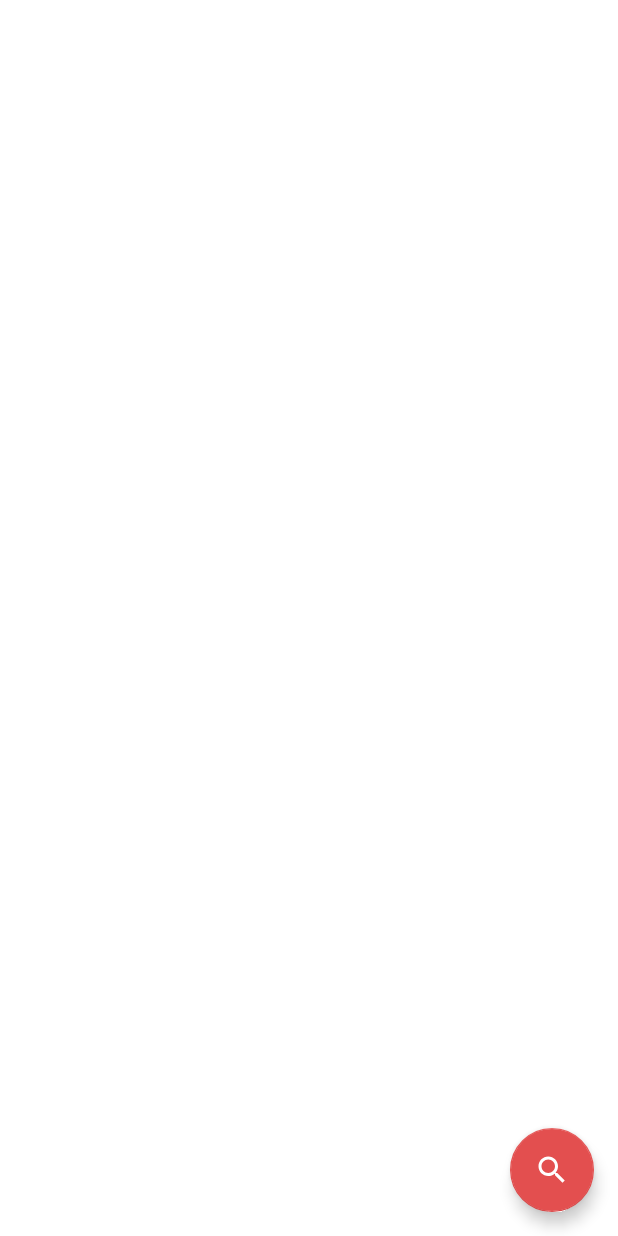
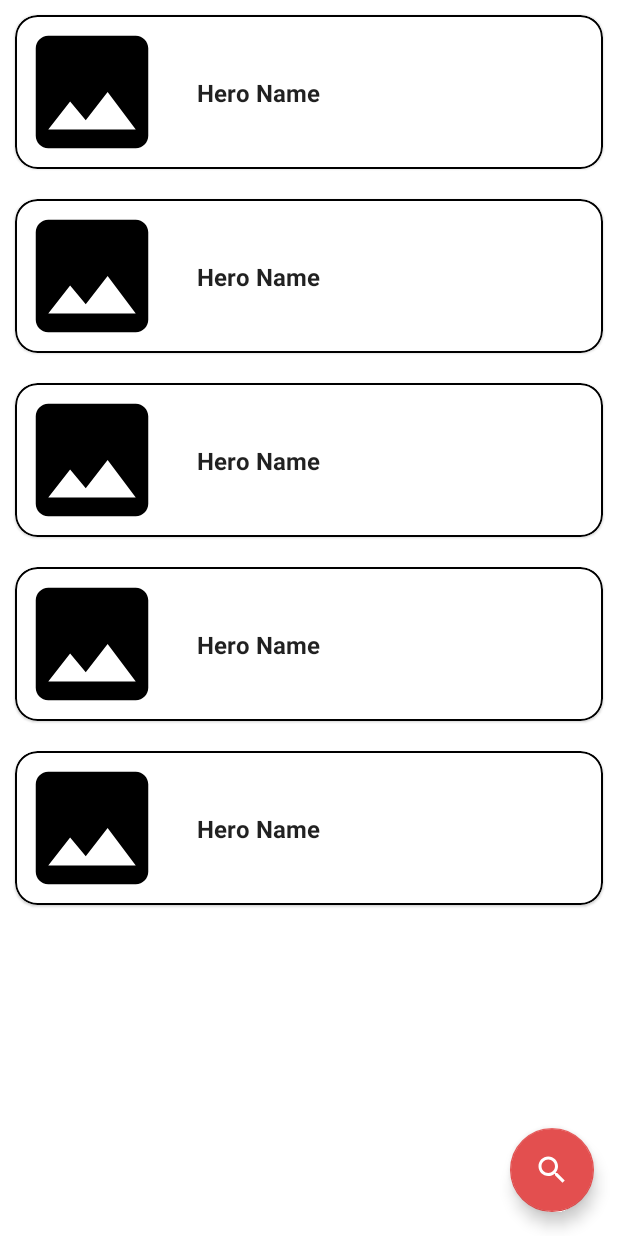
Before and after one commit to Mohyddine/Marvel-Characters, an Android app: the layout fragment_list.xml on its own in the app's theme, with its tools: preview values and no code run, on a phone screen of 412 x 824 dp. Run offline under Robolectric (Android 15) with nearby library versions, the phone set to English and light mode, and no system bars.

Commit message:
basic UI changes

```diff
--- a/app/src/main/AndroidManifest.xml
+++ b/app/src/main/AndroidManifest.xml
@@ -13,7 +13,7 @@
         android:theme="@style/Theme.MarvelCharacters"
         tools:targetApi="31">
         <activity
-            android:name=".MainActivity"
+            android:name=".ui.MainActivity"
             android:exported="true">
             <intent-filter>
                 <action android:name="android.intent.action.MAIN" />
--- a/app/src/main/java/com/mehyo/marvelcharacters/MainActivity.kt
+++ b/app/src/main/java/com/mehyo/marvelcharacters/ui/MainActivity.kt
@@ -1,4 +1,4 @@
-package com.mehyo.marvelcharacters
+package com.mehyo.marvelcharacters.ui
 
 import android.os.Bundle
 import androidx.appcompat.app.AppCompatActivity
@@ -6,6 +6,7 @@ import androidx.navigation.NavController
 import androidx.navigation.NavDestination
 import androidx.navigation.fragment.NavHostFragment
 import androidx.navigation.ui.setupActionBarWithNavController
+import com.mehyo.marvelcharacters.R
 import com.mehyo.marvelcharacters.databinding.ActivityMainBinding
 
 class MainActivity : AppCompatActivity(), NavController.OnDestinationChangedListener {
--- /dev/null
+++ b/app/src/main/res/drawable/ic_image.xml
@@ -0,0 +1,10 @@
+<vector xmlns:android="http://schemas.android.com/apk/res/android"
+    android:width="24dp"
+    android:height="24dp"
+    android:tint="#000000"
+    android:viewportWidth="24"
+    android:viewportHeight="24">
+    <path
+        android:fillColor="@android:color/white"
+        android:pathData="M21,19V5c0,-1.1 -0.9,-2 -2,-2H5c-1.1,0 -2,0.9 -2,2v14c0,1.1 0.9,2 2,2h14c1.1,0 2,-0.9 2,-2zM8.5,13.5l2.5,3.01L14.5,12l4.5,6H5l3.5,-4.5z" />
+</vector>
--- a/app/src/main/res/layout/activity_main.xml
+++ b/app/src/main/res/layout/activity_main.xml
@@ -4,7 +4,7 @@
     xmlns:tools="http://schemas.android.com/tools"
     android:layout_width="match_parent"
     android:layout_height="match_parent"
-    tools:context=".MainActivity">
+    tools:context=".ui.MainActivity">
 
     <androidx.fragment.app.FragmentContainerView
         android:id="@+id/fragment"
--- a/app/src/main/res/layout/fragment_list.xml
+++ b/app/src/main/res/layout/fragment_list.xml
@@ -4,7 +4,16 @@
     xmlns:tools="http://schemas.android.com/tools"
     android:layout_width="match_parent"
     android:layout_height="match_parent"
-    tools:context=".ListFragment">
+    tools:context=".ui.characters.ListFragment">
+
+    <androidx.appcompat.widget.SearchView
+        android:id="@+id/searchView"
+        android:layout_width="@dimen/zero_dp"
+        android:layout_height="wrap_content"
+        android:visibility="gone"
+        app:layout_constraintEnd_toEndOf="parent"
+        app:layout_constraintStart_toStartOf="parent"
+        app:layout_constraintTop_toTopOf="parent" />
 
     <androidx.recyclerview.widget.RecyclerView
         android:id="@+id/rvCharacters"
@@ -16,8 +25,9 @@
         app:layout_constraintBottom_toBottomOf="parent"
         app:layout_constraintEnd_toEndOf="parent"
         app:layout_constraintStart_toStartOf="parent"
-        app:layout_constraintTop_toTopOf="parent"
-        tools:itemCount="4" />
+        app:layout_constraintTop_toBottomOf="@+id/searchView"
+        tools:itemCount="5"
+        tools:listitem="@layout/item_row" />
 
     <ProgressBar
         android:id="@+id/progressBar"
--- /dev/null
+++ b/app/src/main/res/layout/item_row.xml
@@ -0,0 +1,45 @@
+<?xml version="1.0" encoding="utf-8"?>
+<com.google.android.material.card.MaterialCardView xmlns:android="http://schemas.android.com/apk/res/android"
+    xmlns:app="http://schemas.android.com/apk/res-auto"
+    android:id="@+id/cardview"
+    android:layout_width="match_parent"
+    android:layout_height="wrap_content"
+    android:layout_margin="10dp"
+    app:cardCornerRadius="15dp"
+    app:strokeColor="@color/black"
+    app:strokeWidth="1.5dp">
+
+    <androidx.constraintlayout.widget.ConstraintLayout
+        android:layout_width="match_parent"
+        android:layout_height="match_parent">
+
+        <ImageView
+            android:id="@+id/ivAvatar"
+            android:layout_width="100dp"
+            android:layout_height="100dp"
+            android:layout_marginStart="1dp"
+            android:layout_marginTop="1dp"
+            android:layout_marginBottom="1dp"
+            android:src="@drawable/ic_image"
+            app:layout_constraintBottom_toBottomOf="parent"
+            app:layout_constraintStart_toStartOf="parent"
+            app:layout_constraintTop_toTopOf="parent" />
+
+        <TextView
+            android:id="@+id/tvName"
+            android:layout_width="0dp"
+            android:layout_height="wrap_content"
+            android:layout_marginStart="20dp"
+            android:layout_marginEnd="5dp"
+            android:text="Hero Name"
+            android:textColor="?android:textColorPrimary"
+            android:textSize="16sp"
+            android:textStyle="bold"
+            app:layout_constraintBottom_toBottomOf="parent"
+            app:layout_constraintEnd_toEndOf="parent"
+            app:layout_constraintStart_toEndOf="@+id/ivAvatar"
+            app:layout_constraintTop_toTopOf="parent" />
+
+    </androidx.constraintlayout.widget.ConstraintLayout>
+
+</com.google.android.material.card.MaterialCardView>
--- a/app/src/main/res/values/strings.xml
+++ b/app/src/main/res/values/strings.xml
@@ -3,4 +3,5 @@
     <string name="search_button">add button</string>
     <string name="general_error">Something went wrong</string>
     <string name="refresh">Refresh</string>
+    <string name="character_details">Character Details</string>
 </resources>
```
Also changed, not shown: app/src/main/java/com/mehyo/marvelcharacters/ui/characters/ListFragment.kt (added, +78 -0 lines), app/src/main/java/com/mehyo/marvelcharacters/ui/details/DetailsFragment.kt (renamed from app/src/main/java/com/mehyo/marvelcharacters/ListFragment.kt, +6 -6 lines), app/src/main/java/com/mehyo/marvelcharacters/utils/extension.kt (added, +11 -0 lines), app/src/main/res/layout/fragment_details.xml (added, +9 -0 lines), app/src/main/res/navigation/home_nav.xml (+11 -2 lines).
